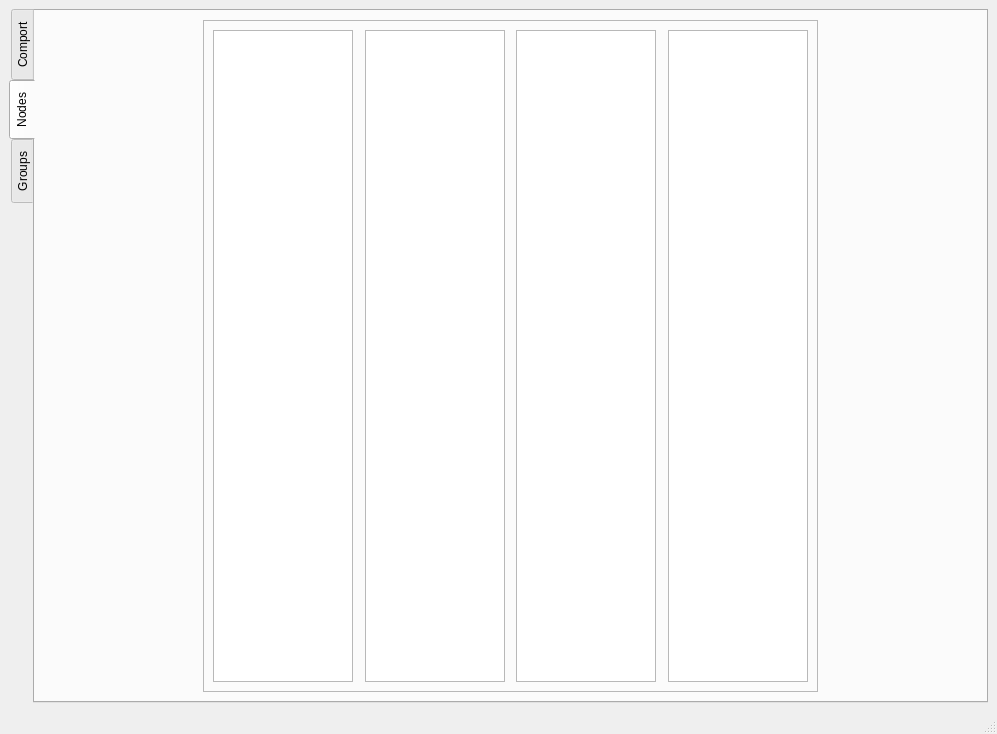
Old version of the form Gui/Test_Groups/mainwindow.ui in the repository kasper201/Domotica-School.
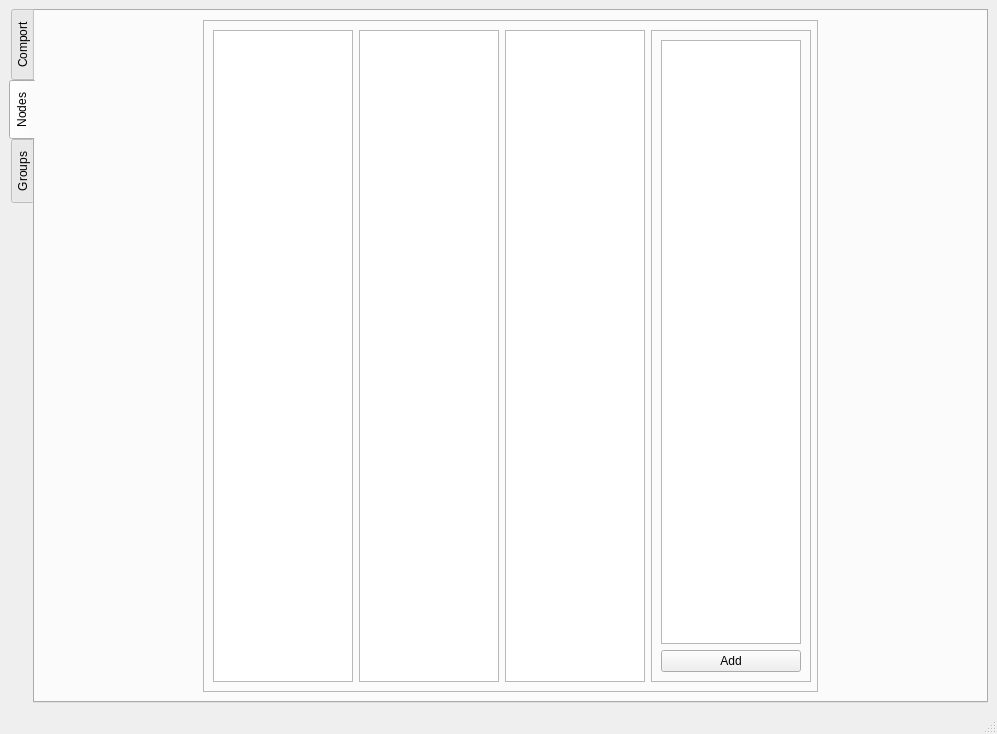
New version of the form.

Commit message: Tested: sensors can be added, Groups can be removed

What changed in the file:
```diff
--- a/Gui/Test_Groups/mainwindow.ui
+++ b/Gui/Test_Groups/mainwindow.ui
@@ -232,19 +232,50 @@
             </widget>
            </item>
            <item>
-            <widget class="QListWidget" name="listWidget">
+            <widget class="QFrame" name="frame_8">
              <property name="minimumSize">
               <size>
-               <width>140</width>
+               <width>160</width>
                <height>0</height>
               </size>
              </property>
              <property name="maximumSize">
               <size>
-               <width>140</width>
+               <width>160</width>
                <height>16777215</height>
               </size>
              </property>
+             <property name="frameShape">
+              <enum>QFrame::StyledPanel</enum>
+             </property>
+             <property name="frameShadow">
+              <enum>QFrame::Raised</enum>
+             </property>
+             <layout class="QVBoxLayout" name="verticalLayout_6">
+              <item>
+               <widget class="QListWidget" name="listWidget_Link_Groups">
+                <property name="minimumSize">
+                 <size>
+                  <width>140</width>
+                  <height>0</height>
+                 </size>
+                </property>
+                <property name="maximumSize">
+                 <size>
+                  <width>140</width>
+                  <height>16777215</height>
+                 </size>
+                </property>
+               </widget>
+              </item>
+              <item>
+               <widget class="QPushButton" name="pushButton_Add_Sensor_Group">
+                <property name="text">
+                 <string>Add</string>
+                </property>
+               </widget>
+              </item>
+             </layout>
             </widget>
            </item>
           </layout>
```
Left out of the diff: 2 changed lines with no effect on the pictures. The commit also changes 3 other files.
